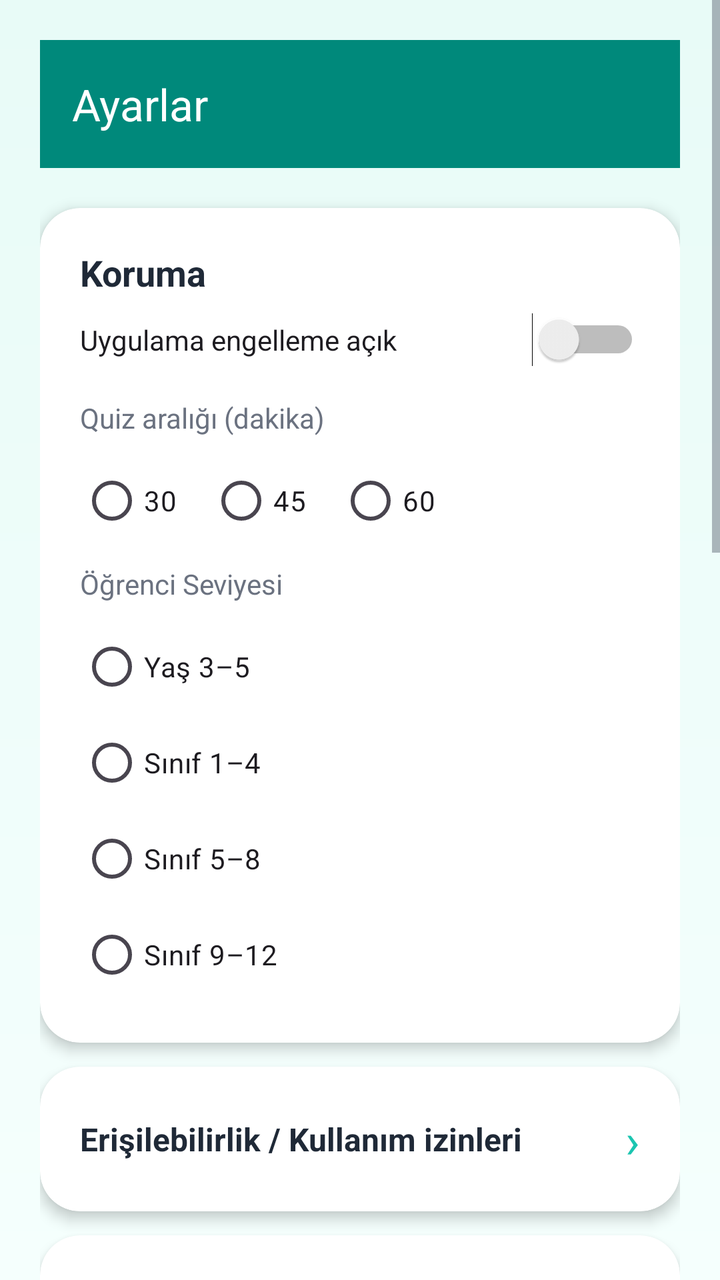
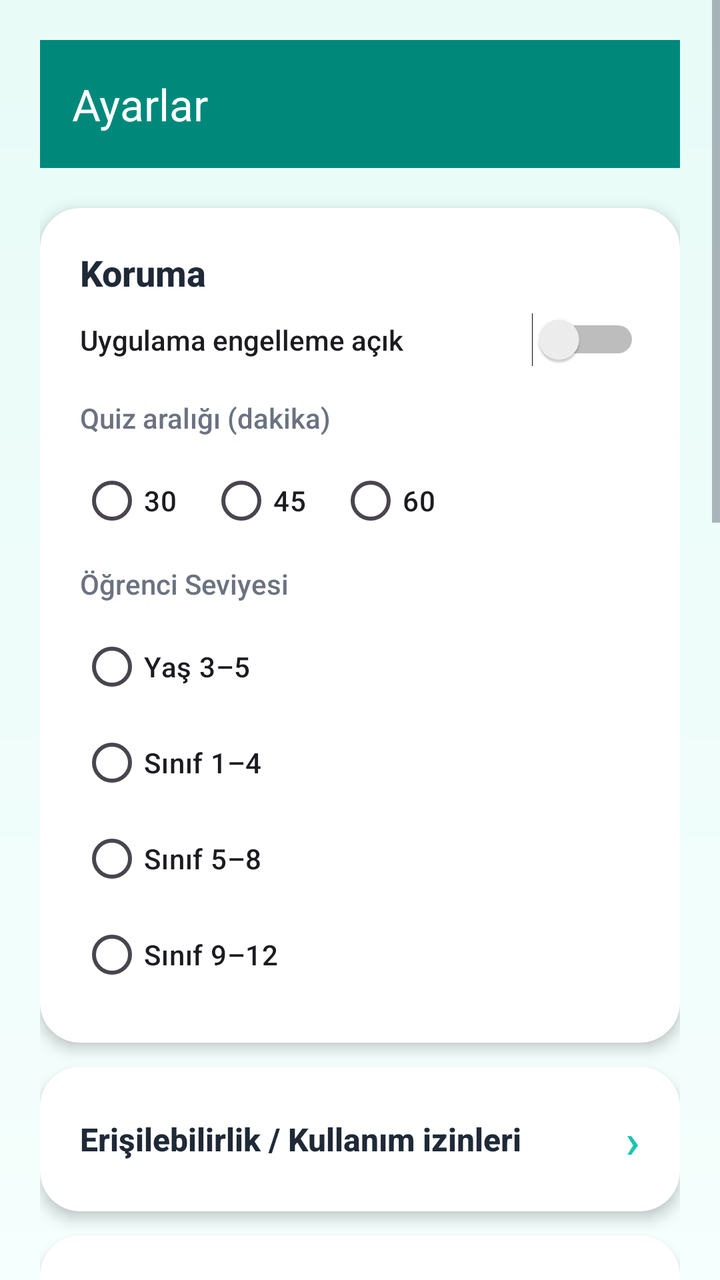

Compare the two renders of this Android layout. The source of the first and the diff that turns it into the second are given below.
<!-- AndroidManifest.xml: application theme Theme.BrainBuddy -->
<!-- res/layout/activity_settings.xml -->
<?xml version="1.0" encoding="utf-8"?>
<ScrollView xmlns:android="http://schemas.android.com/apk/res/android"
    xmlns:app="http://schemas.android.com/apk/res-auto"
    android:background="@drawable/bg_gradient"
    android:layout_width="match_parent"
    android:layout_height="match_parent"
    android:fillViewport="true">

    <LinearLayout
        android:layout_width="match_parent"
        android:layout_height="wrap_content"
        android:orientation="vertical"
        android:padding="20dp">

        <com.google.android.material.appbar.MaterialToolbar
            android:id="@+id/toolbar"
            android:layout_width="match_parent"
            android:layout_height="?attr/actionBarSize"
            android:background="@color/bb_turquoise_dark"
            app:titleTextColor="@color/white"
            app:title="@string/settings_title"/>

        <com.google.android.material.card.MaterialCardView
            style="@style/BB.HomeCard"
            android:id="@+id/cardProtection"
            android:layout_width="match_parent"
            android:layout_height="wrap_content"
            android:layout_marginTop="20dp"
            app:cardBackgroundColor="@color/white">

            <LinearLayout
                android:layout_width="match_parent"
                android:layout_height="wrap_content"
                android:orientation="vertical"
                android:padding="20dp">

                <TextView
                    android:text="Koruma"
                    android:textColor="@color/bb_text_dark"
                    android:textSize="18sp"
                    android:textStyle="bold"
                    android:layout_width="match_parent"
                    android:layout_height="wrap_content"/>

                <Switch
                    android:id="@+id/switchProtection"
                    android:text="Uygulama engelleme açık"
                    android:layout_width="match_parent"
                    android:layout_height="wrap_content"
                    android:layout_marginTop="8dp"/>

                <TextView
                    android:layout_marginTop="16dp"
                    android:textColor="@color/bb_text_dark_muted"
                    android:text="Quiz aralığı (dakika)"
                    android:textSize="14sp"
                    android:layout_width="match_parent"
                    android:layout_height="wrap_content"/>

                <RadioGroup
                    android:id="@+id/intervalGroup"
                    android:layout_width="match_parent"
                    android:layout_height="wrap_content"
                    android:orientation="horizontal"
                    android:layout_marginTop="8dp">
                    <RadioButton android:id="@+id/interval30" android:text="30" android:layout_width="wrap_content" android:layout_height="wrap_content"/>
                    <RadioButton android:id="@+id/interval45" android:text="45" android:layout_width="wrap_content" android:layout_height="wrap_content" android:layout_marginStart="16dp"/>
                    <RadioButton android:id="@+id/interval60" android:text="60" android:layout_width="wrap_content" android:layout_height="wrap_content" android:layout_marginStart="16dp"/>
                </RadioGroup>

                <TextView
                    android:layout_marginTop="8dp"
                    android:textColor="@color/bb_text_dark_muted"
                    android:text="Öğrenci Seviyesi"
                    android:textSize="14sp"
                    android:layout_width="match_parent"
                    android:layout_height="wrap_content"/>

                <RadioGroup
                    android:id="@+id/levelGroup"
                    android:layout_width="match_parent"
                    android:layout_height="wrap_content"
                    android:orientation="vertical"
                    android:layout_marginTop="8dp">

                    <RadioButton
                        android:id="@+id/levelAges3to5"
                        android:text="Yaş 3–5"
                        android:layout_width="match_parent"
                        android:layout_height="wrap_content"/>

                    <RadioButton
                        android:id="@+id/levelGrades1to4"
                        android:text="Sınıf 1–4"
                        android:layout_width="match_parent"
                        android:layout_height="wrap_content"/>

                    <RadioButton
                        android:id="@+id/levelGrades5to8"
                        android:text="Sınıf 5–8"
                        android:layout_width="match_parent"
                        android:layout_height="wrap_content"/>

                    <RadioButton
                        android:id="@+id/levelGrades9to12"
                        android:text="Sınıf 9–12"
                        android:layout_width="match_parent"
                        android:layout_height="wrap_content"/>
                </RadioGroup>
            </LinearLayout>
        </com.google.android.material.card.MaterialCardView>

        <com.google.android.material.card.MaterialCardView
            android:id="@+id/cardPermissions"
            style="@style/BB.HomeCard"
            android:layout_width="match_parent"
            android:layout_height="wrap_content"
            android:layout_marginTop="12dp"
            app:cardBackgroundColor="@color/white">

            <LinearLayout
                android:layout_width="match_parent"
                android:layout_height="wrap_content"
                android:orientation="horizontal"
                android:gravity="center_vertical"
                android:padding="20dp">

                <TextView
                    android:layout_width="0dp"
                    android:layout_height="wrap_content"
                    android:layout_weight="1"
                    android:text="Erişilebilirlik / Kullanım izinleri"
                    android:textSize="16sp"
                    android:textStyle="bold"
                    android:textColor="@color/bb_text_dark"/>

                <TextView
                    android:layout_width="wrap_content"
                    android:layout_height="wrap_content"
                    android:text="›"
                    android:textSize="24sp"
                    android:textColor="@color/bb_turquoise"/>
            </LinearLayout>
        </com.google.android.material.card.MaterialCardView>

        <com.google.android.material.card.MaterialCardView
            android:id="@+id/cardBlockedApps"
            style="@style/BB.HomeCard"
            android:layout_width="match_parent"
            android:layout_height="wrap_content"
            android:layout_marginTop="12dp"
            app:cardBackgroundColor="@color/white">

            <LinearLayout
                android:layout_width="match_parent"
                android:layout_height="wrap_content"
                android:orientation="horizontal"
                android:gravity="center_vertical"
                android:padding="20dp">

                <TextView
                    android:layout_width="0dp"
                    android:layout_height="wrap_content"
                    android:layout_weight="1"
                    android:text="Engellenen Uygulamalar"
                    android:textSize="16sp"
                    android:textStyle="bold"
                    android:textColor="@color/bb_text_dark"/>

                <TextView
                    android:layout_width="wrap_content"
                    android:layout_height="wrap_content"
                    android:text="›"
                    android:textSize="24sp"
                    android:textColor="@color/bb_turquoise"/>
            </LinearLayout>
        </com.google.android.material.card.MaterialCardView>

        <com.google.android.material.card.MaterialCardView
            android:id="@+id/cardTimeLimits"
            style="@style/BB.HomeCard"
            android:layout_width="match_parent"
            android:layout_height="wrap_content"
            android:layout_marginTop="12dp"
            app:cardBackgroundColor="@color/white">

            <LinearLayout
                android:layout_width="match_parent"
                android:layout_height="wrap_content"
                android:orientation="horizontal"
                android:gravity="center_vertical"
                android:padding="20dp">

                <TextView
                    android:layout_width="0dp"
                    android:layout_height="wrap_content"
                    android:layout_weight="1"
                    android:text="Zaman Limitleri"
                    android:textSize="16sp"
                    android:textStyle="bold"
                    android:textColor="@color/bb_text_dark"/>

                <TextView
                    android:layout_width="wrap_content"
                    android:layout_height="wrap_content"
                    android:text="›"
                    android:textSize="24sp"
                    android:textColor="@color/bb_turquoise"/>
            </LinearLayout>
        </com.google.android.material.card.MaterialCardView>

        <com.google.android.material.card.MaterialCardView
            android:id="@+id/cardReports"
            style="@style/BB.HomeCard"
            android:layout_width="match_parent"
            android:layout_height="wrap_content"
            android:layout_marginTop="12dp"
            app:cardBackgroundColor="@color/white">

            <LinearLayout
                android:layout_width="match_parent"
                android:layout_height="wrap_content"
                android:orientation="horizontal"
                android:gravity="center_vertical"
                android:padding="20dp">

                <TextView
                    android:layout_width="0dp"
                    android:layout_height="wrap_content"
                    android:layout_weight="1"
                    android:text="@string/reports_title"
                    android:textSize="16sp"
                    android:textStyle="bold"
                    android:textColor="@color/bb_text_dark"/>

                <TextView
                    android:layout_width="wrap_content"
                    android:layout_height="wrap_content"
                    android:text="›"
                    android:textSize="24sp"
                    android:textColor="@color/bb_turquoise"/>
            </LinearLayout>
        </com.google.android.material.card.MaterialCardView>

        <com.google.android.material.card.MaterialCardView
            android:id="@+id/cardSchedules"
            style="@style/BB.HomeCard"
            android:layout_width="match_parent"
            android:layout_height="wrap_content"
            android:layout_marginTop="12dp"
            app:cardBackgroundColor="@color/white">

            <LinearLayout
                android:layout_width="match_parent"
                android:layout_height="wrap_content"
                android:orientation="horizontal"
                android:gravity="center_vertical"
                android:padding="20dp">

                <TextView
                    android:layout_width="0dp"
                    android:layout_height="wrap_content"
                    android:layout_weight="1"
                    android:text="@string/schedule_title"
                    android:textSize="16sp"
                    android:textStyle="bold"
                    android:textColor="@color/bb_text_dark"/>

                <TextView
                    android:layout_width="wrap_content"
                    android:layout_height="wrap_content"
                    android:text="›"
                    android:textSize="24sp"
                    android:textColor="@color/bb_turquoise"/>
            </LinearLayout>
        </com.google.android.material.card.MaterialCardView>

        <com.google.android.material.card.MaterialCardView
            android:id="@+id/cardProfiles"
            style="@style/BB.HomeCard"
            android:layout_width="match_parent"
            android:layout_height="wrap_content"
            android:layout_marginTop="12dp"
            app:cardBackgroundColor="@color/white">

            <LinearLayout
                android:layout_width="match_parent"
                android:layout_height="wrap_content"
                android:orientation="horizontal"
                android:gravity="center_vertical"
                android:padding="20dp">

                <TextView
                    android:layout_width="0dp"
                    android:layout_height="wrap_content"
                    android:layout_weight="1"
                    android:text="@string/profiles_title"
                    android:textSize="16sp"
                    android:textStyle="bold"
                    android:textColor="@color/bb_text_dark"/>

                <TextView
                    android:layout_width="wrap_content"
                    android:layout_height="wrap_content"
                    android:text="›"
                    android:textSize="24sp"
                    android:textColor="@color/bb_turquoise"/>
            </LinearLayout>
        </com.google.android.material.card.MaterialCardView>

        <com.google.android.material.card.MaterialCardView
            android:id="@+id/cardRewardContracts"
            style="@style/BB.HomeCard"
            android:layout_width="match_parent"
            android:layout_height="wrap_content"
            android:layout_marginTop="12dp"
            app:cardBackgroundColor="@color/white">

            <LinearLayout
                android:layout_width="match_parent"
                android:layout_height="wrap_content"
                android:orientation="horizontal"
                android:gravity="center_vertical"
                android:padding="20dp">

                <TextView
                    android:layout_width="0dp"
                    android:layout_height="wrap_content"
                    android:layout_weight="1"
                    android:text="Ödül Sözleşmeleri"
                    android:textSize="16sp"
                    android:textStyle="bold"
                    android:textColor="@color/bb_text_dark"/>

                <TextView
                    android:layout_width="wrap_content"
                    android:layout_height="wrap_content"
                    android:text="›"
                    android:textSize="24sp"
                    android:textColor="@color/bb_turquoise"/>
            </LinearLayout>
        </com.google.android.material.card.MaterialCardView>

        <com.google.android.material.card.MaterialCardView
            android:id="@+id/cardAdsDisable"
            style="@style/BB.HomeCard"
            android:layout_width="match_parent"
            android:layout_height="wrap_content"
            android:layout_marginTop="12dp"
            app:cardBackgroundColor="@color/white">

            <LinearLayout
                android:layout_width="match_parent"
                android:layout_height="wrap_content"
                android:orientation="vertical"
                android:padding="20dp">

                <LinearLayout
                    android:layout_width="match_parent"
                    android:layout_height="wrap_content"
                    android:orientation="horizontal"
                    android:gravity="center_vertical">

                    <TextView
                        android:layout_width="0dp"
                        android:layout_height="wrap_content"
                        android:layout_weight="1"
                        android:text="Reklamları devre dışı bırak"
                        android:textSize="16sp"
                        android:textStyle="bold"
                        android:textColor="@color/bb_text_dark"/>

                    <Switch
                        android:id="@+id/switchAdsDisabled"
                        android:layout_width="wrap_content"
                        android:layout_height="wrap_content"/>
                </LinearLayout>
            </LinearLayout>
        </com.google.android.material.card.MaterialCardView>

        <com.google.android.material.card.MaterialCardView
            android:id="@+id/cardShopDisable"
            style="@style/BB.HomeCard"
            android:layout_width="match_parent"
            android:layout_height="wrap_content"
            android:layout_marginTop="12dp"
            app:cardBackgroundColor="@color/white">

            <LinearLayout
                android:layout_width="match_parent"
                android:layout_height="wrap_content"
                android:orientation="vertical"
                android:padding="20dp">

                <LinearLayout
                    android:layout_width="match_parent"
                    android:layout_height="wrap_content"
                    android:orientation="horizontal"
                    android:gravity="center_vertical">

                    <TextView
                        android:layout_width="0dp"
                        android:layout_height="wrap_content"
                        android:layout_weight="1"
                        android:text="Avatar mağazasını kapat"
                        android:textSize="16sp"
                        android:textStyle="bold"
                        android:textColor="@color/bb_text_dark"/>

                    <Switch
                        android:id="@+id/switchShopDisabled"
                        android:layout_width="wrap_content"
                        android:layout_height="wrap_content"/>
                </LinearLayout>
            </LinearLayout>
        </com.google.android.material.card.MaterialCardView>

        <com.google.android.material.card.MaterialCardView
            android:id="@+id/cardBackup"
            style="@style/BB.HomeCard"
            android:layout_width="match_parent"
            android:layout_height="wrap_content"
            android:layout_marginTop="12dp"
            app:cardBackgroundColor="@color/white">

            <LinearLayout
                android:layout_width="match_parent"
                android:layout_height="wrap_content"
                android:orientation="horizontal"
                android:gravity="center_vertical"
                android:padding="20dp">

                <TextView
                    android:layout_width="0dp"
                    android:layout_height="wrap_content"
                    android:layout_weight="1"
                    android:text="@string/backup_export"
                    android:textSize="16sp"
                    android:textStyle="bold"
                    android:textColor="@color/bb_text_dark"/>

                <TextView
                    android:layout_width="wrap_content"
                    android:layout_height="wrap_content"
                    android:text="›"
                    android:textSize="24sp"
                    android:textColor="@color/bb_turquoise"/>
            </LinearLayout>
        </com.google.android.material.card.MaterialCardView>

        <com.google.android.material.card.MaterialCardView
            android:id="@+id/cardQuizSettings"
            style="@style/BB.HomeCard"
            android:layout_width="match_parent"
            android:layout_height="wrap_content"
            android:layout_marginTop="12dp"
            android:layout_marginBottom="24dp"
            app:cardBackgroundColor="@color/white">

            <LinearLayout
                android:layout_width="match_parent"
                android:layout_height="wrap_content"
                android:orientation="horizontal"
                android:gravity="center_vertical"
                android:padding="20dp">

                <TextView
                    android:layout_width="0dp"
                    android:layout_height="wrap_content"
                    android:layout_weight="1"
                    android:text="Test Ayarları (Zorluk, Soru Sayısı)"
                    android:textSize="16sp"
                    android:textStyle="bold"
                    android:textColor="@color/bb_text_dark"/>

                <TextView
                    android:layout_width="wrap_content"
                    android:layout_height="wrap_content"
                    android:text="›"
                    android:textSize="24sp"
                    android:textColor="@color/bb_turquoise"/>
            </LinearLayout>
        </com.google.android.material.card.MaterialCardView>

    </LinearLayout>
</ScrollView>
<!-- resources referenced by this layout -->
<resources>
  <color name="bb_text_dark">#1F2937</color>
  <color name="bb_text_dark_muted">#6B7280</color>
  <color name="bb_turquoise">#1BC5B0</color>
  <color name="bb_turquoise_dark">#00897B</color>
  <color name="white">#FFFFFF</color>
  <!-- drawable bg_gradient (drawable) -->
  <?xml version="1.0" encoding="utf-8"?>
  <layer-list xmlns:android="http://schemas.android.com/apk/res/android">
      <item>
          <shape>
              <gradient
                  android:angle="270"
                  android:startColor="#E8FBF7"
                  android:endColor="#F5FFFD"/>
          </shape>
      </item>
  </layer-list>
  <string name="backup_export">Yedek Al</string>
  <string name="profiles_title">Profiller</string>
  <string name="reports_title">Raporlar</string>
  <string name="schedule_title">Zaman Çizelgeleri</string>
  <string name="settings_title">Ayarlar</string>
  <style name="BB.HomeCard" parent="Widget.Material3.CardView.Elevated">
          <item name="cardCornerRadius">20dp</item>
          <item name="cardElevation">4dp</item>
          <item name="cardBackgroundColor">@color/white</item>
      </style>
  <style name="Theme.BrainBuddy" parent="Theme.Material3.Light.NoActionBar">
          <item name="colorPrimary">@color/bb_primary</item>
          <item name="colorOnPrimary">@color/white</item>
          <item name="colorSecondary">@color/bb_secondary</item>
          <item name="colorOnSecondary">@color/white</item>
          <item name="colorTertiary">@color/bb_accent</item>
          <item name="colorOnTertiary">@color/black</item>
          <item name="colorError">@color/bb_error</item>
          <item name="android:windowBackground">@drawable/bg_gradient</item>
          <item name="android:textColorPrimary">@color/bb_text</item>
          <item name="android:textColorSecondary">@color/bb_text_muted</item>
          <item name="materialButtonStyle">@style/BBButton</item>
      </style>
  <color name="bb_primary">#1BC5B0</color>
  <color name="bb_secondary">#00897B</color>
  <color name="bb_accent">#FFC107</color>
  <color name="black">#000000</color>
  <color name="bb_error">#FF5252</color>
  <color name="bb_text">#1F2937</color>
  <color name="bb_text_muted">#6B7280</color>
  <style name="BBButton" parent="Widget.Material3.Button">
          <item name="android:minHeight">56dp</item>
          <item name="android:paddingStart">24dp</item>
          <item name="android:paddingEnd">24dp</item>
          <item name="cornerRadius">16dp</item>
          <item name="android:textAllCaps">false</item>
          <item name="android:textColor">@color/white</item>
          <item name="android:textSize">16sp</item>
          <item name="android:textStyle">bold</item>
          <item name="backgroundTint">@color/bb_primary</item>
      </style>
</resources>

<!-- the commit's change to res/layout/activity_settings.xml (unified diff, before → after) -->
@@ -454,6 +454,39 @@
             android:layout_width="match_parent"
             android:layout_height="wrap_content"
             android:layout_marginTop="12dp"
+            app:cardBackgroundColor="@color/white">
+
+            <LinearLayout
+                android:layout_width="match_parent"
+                android:layout_height="wrap_content"
+                android:orientation="horizontal"
+                android:gravity="center_vertical"
+                android:padding="20dp">
+
+                <TextView
+                    android:layout_width="0dp"
+                    android:layout_height="wrap_content"
+                    android:layout_weight="1"
+                    android:text="Test Ayarları (Zorluk, Soru Sayısı)"
+                    android:textSize="16sp"
+                    android:textStyle="bold"
+                    android:textColor="@color/bb_text_dark"/>
+
+                <TextView
+                    android:layout_width="wrap_content"
+                    android:layout_height="wrap_content"
+                    android:text="›"
+                    android:textSize="24sp"
+                    android:textColor="@color/bb_turquoise"/>
+            </LinearLayout>
+        </com.google.android.material.card.MaterialCardView>
+
+        <com.google.android.material.card.MaterialCardView
+            android:id="@+id/cardExamPacks"
+            style="@style/BB.HomeCard"
+            android:layout_width="match_parent"
+            android:layout_height="wrap_content"
+            android:layout_marginTop="12dp"
             android:layout_marginBottom="24dp"
             app:cardBackgroundColor="@color/white">
 
@@ -468,7 +501,7 @@
                     android:layout_width="0dp"
                     android:layout_height="wrap_content"
                     android:layout_weight="1"
-                    android:text="Test Ayarları (Zorluk, Soru Sayısı)"
+                    android:text="Sınav Paketleri (LGS, TYT, AYT)"
                     android:textSize="16sp"
                     android:textStyle="bold"
                     android:textColor="@color/bb_text_dark"/>
<!-- resource entries referenced after the edit -->
@@ -39,6 +39,7 @@
           <item name="android:textColorPrimary">@color/bb_text</item>
           <item name="android:textColorSecondary">@color/bb_text_muted</item>
           <item name="materialButtonStyle">@style/BBButton</item>
+          <item name="android:fontFamily">sans-serif-medium</item>
       </style>
   <color name="bb_primary">#1BC5B0</color>
   <color name="bb_secondary">#00897B</color>
